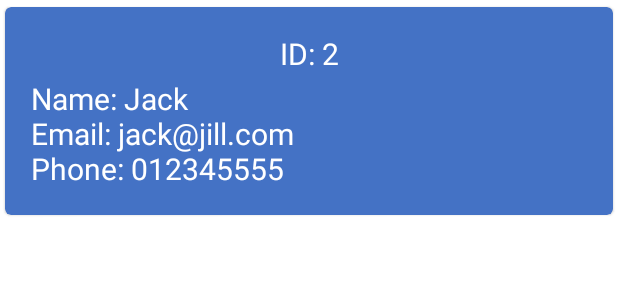
After one commit to laaptu/feed, an Android app: the layout user_item.xml on its own in the app's theme, with its tools: preview values and no code run, on a phone screen of 412 x 824 dp. The commit adds this screen. Shown: the top 300 px of the screen. Run offline under Robolectric (Android 15) with nearby library versions, the phone set to English and light mode, and no system bars.

Commit message:
Completing the UI binding to User lists activity

```diff
--- a/app/build.gradle
+++ b/app/build.gradle
@@ -57,6 +57,7 @@ dependencies {
     implementation Libs.Android.material
     implementation Libs.Android.constraintLayout
     implementation Libs.Android.androidxActivity
+    implementation Libs.Android.liveData
 
     //Dagger
     implementation Libs.dagger
--- a/app/src/main/java/com/optus/android/ui/common/ListViewModel.kt
+++ b/app/src/main/java/com/optus/android/ui/common/ListViewModel.kt
@@ -5,6 +5,10 @@ import androidx.lifecycle.MutableLiveData
 import androidx.lifecycle.ViewModel
 
 abstract class ListViewModel : ViewModel() {
-    protected val _viewState: MutableLiveData<ListViewState> = MutableLiveData(ProgressState)
+    protected val _viewState: MutableLiveData<ListViewState> = MutableLiveData(InitState)
     val viewState: LiveData<ListViewState> = _viewState
+
+    fun onItemClicked(index: Int) {
+
+    }
 }
--- a/app/src/main/java/com/optus/android/ui/common/ListViewState.kt
+++ b/app/src/main/java/com/optus/android/ui/common/ListViewState.kt
@@ -5,3 +5,4 @@ sealed class ListViewState
 object ProgressState : ListViewState()
 class ErrorEmptyState(val msg: String, val stringResId: Int) : ListViewState()
 object ListFetchedState : ListViewState()
+object InitState : ListViewState()
--- /dev/null
+++ b/app/src/main/java/com/optus/android/ui/common/OnListItemClick.kt
@@ -0,0 +1,5 @@
+package com.optus.android.ui.common
+
+interface OnListItemClick<T> {
+    fun itemClicked(item: T, index: Int)
+}
--- a/app/src/main/java/com/optus/android/ui/photos/UserPhotosRepository.kt
+++ b/app/src/main/java/com/optus/android/ui/photos/UserPhotosRepository.kt
@@ -5,8 +5,8 @@ import com.optus.android.network.data.Photo
 import javax.inject.Inject
 
 class UserPhotosRepository @Inject constructor(private val userPhotoApiService: PhotoApiService) {
-    suspend fun getUserPhotos(userId: Long): List<Photo> =
+    suspend fun getUserPhotos(albumId: Long): List<Photo> =
         userPhotoApiService.getPhotos().filter {
-            it.albumId == userId
+            it.albumId == albumId
         }
 }
--- a/app/src/main/res/layout/list_items.xml
+++ b/app/src/main/res/layout/list_items.xml
@@ -41,6 +41,10 @@
             android:id="@+id/recyclerView"
             android:layout_width="match_parent"
             android:layout_height="match_parent"
+            android:clipToPadding="false"
+            android:paddingLeft="7dp"
+            android:paddingTop="10dp"
+            android:paddingRight="7dp"
             app:show="@{listViewModel.viewState}" />
 
     </FrameLayout>
--- /dev/null
+++ b/app/src/main/res/layout/user_item.xml
@@ -0,0 +1,39 @@
+<?xml version="1.0" encoding="utf-8"?>
+<layout xmlns:android="http://schemas.android.com/apk/res/android"
+    xmlns:app="http://schemas.android.com/apk/res-auto"
+    xmlns:tools="http://schemas.android.com/tools">
+
+    <data>
+
+        <variable
+            name="user"
+            type="com.optus.android.network.data.User" />
+    </data>
+
+    <com.google.android.material.card.MaterialCardView
+        android:id="@+id/userItemView"
+        android:layout_width="match_parent"
+        android:layout_height="wrap_content"
+        app:cardBackgroundColor="@color/card_bg_blue"
+        app:cardUseCompatPadding="true"
+        app:contentPadding="18dp">
+
+        <com.google.android.material.textview.MaterialTextView
+            android:id="@+id/txtTile"
+            style="@style/UserTitleStyle"
+            android:layout_width="match_parent"
+            android:layout_height="@dimen/title_height"
+            android:gravity="center_horizontal"
+            android:text="@{@string/user_id(user.id)}"
+            tools:text="ID: 2" />
+
+        <com.google.android.material.textview.MaterialTextView
+            android:id="@+id/textUserInfo"
+            style="@style/UserTitleStyle"
+            android:layout_width="match_parent"
+            android:layout_height="wrap_content"
+            android:layout_marginTop="@dimen/title_height"
+            android:text="@{@string/user_info(user.name,user.email,user.phone)}"
+            tools:text="Name: Jack\nEmail: jack@jill.com\nPhone: 012345555" />
+    </com.google.android.material.card.MaterialCardView>
+</layout>
--- a/app/src/main/res/values/colors.xml
+++ b/app/src/main/res/values/colors.xml
@@ -7,4 +7,6 @@
     <color name="teal_700">#FF018786</color>
     <color name="black">#FF000000</color>
     <color name="white">#FFFFFFFF</color>
+
+    <color name="card_bg_blue">#4472C5</color>
 </resources>
--- /dev/null
+++ b/app/src/main/res/values/dimens.xml
@@ -0,0 +1,4 @@
+<?xml version="1.0" encoding="utf-8"?>
+<resources>
+    <dimen name="title_height">30dp</dimen>
+</resources>
--- a/app/src/main/res/values/strings.xml
+++ b/app/src/main/res/values/strings.xml
@@ -3,4 +3,7 @@
     <string name="title_user_info"> User Info</string>
     <string name="error_fetching_list">Error fetching items.\n Tap to Retry!</string>
     <string name="empty_list">No new items.\n Tap to Retry!</string>
+    <string name="user_id">ID: %d</string>
+    <string name="user_info">Name: %1$s\nEmail: %2$s\nPhone: %3$s</string>
+    <string name="error_invalid_album_id">Please pass a valid album id</string>
 </resources>
--- /dev/null
+++ b/app/src/main/res/values/styles.xml
@@ -0,0 +1,8 @@
+<?xml version="1.0" encoding="utf-8"?>
+<resources>
+    <style name="UserTitleStyle" parent="@style/TextAppearance.AppCompat.Display1">
+        <item name="android:textSize">20sp</item>
+        <item name="android:textColor">@color/white</item>
+    </style>
+
+</resources>
--- a/buildSrc/src/main/java/com/optus/android/dependencies/ProjectDeps.kt
+++ b/buildSrc/src/main/java/com/optus/android/dependencies/ProjectDeps.kt
@@ -51,6 +51,8 @@ object Libs {
         const val constraintLayout =
             "androidx.constraintlayout:constraintlayout:${Version.Android.constraintLayout}"
         const val coreKtx = "androidx.core:core-ktx:${Version.Android.coreKtx}"
+        const val liveData =
+            "androidx.lifecycle:lifecycle-livedata-ktx:${Version.Android.lifecycleExtension}"
         const val androidxActivity =
             "androidx.activity:activity-ktx:${Version.Android.androidxActivity}"
     }
```
Also changed, not shown: app/src/main/java/com/optus/android/ui/photos/UserPhotosActivity.kt (+31 -7 lines), app/src/main/java/com/optus/android/ui/photos/UserPhotosViewModel.kt (+32 -7 lines), app/src/main/java/com/optus/android/ui/users/UsersListActivity.kt (+14 -1 lines), app/src/main/java/com/optus/android/ui/users/UsersListAdapter.kt (added, +42 -0 lines), app/src/main/java/com/optus/android/ui/users/UsersListViewModel.kt (+9 -2 lines), app/src/main/res/layout/activity_user_photos.xml (deleted, +0 -23 lines).
